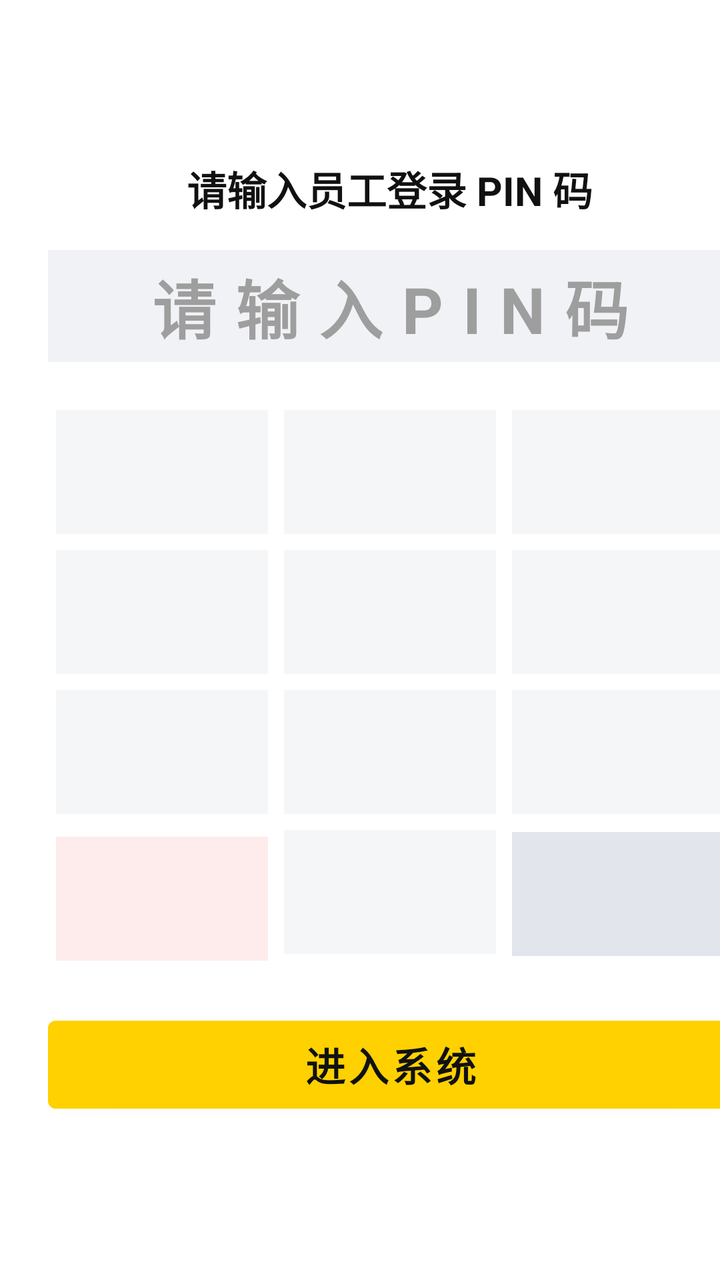
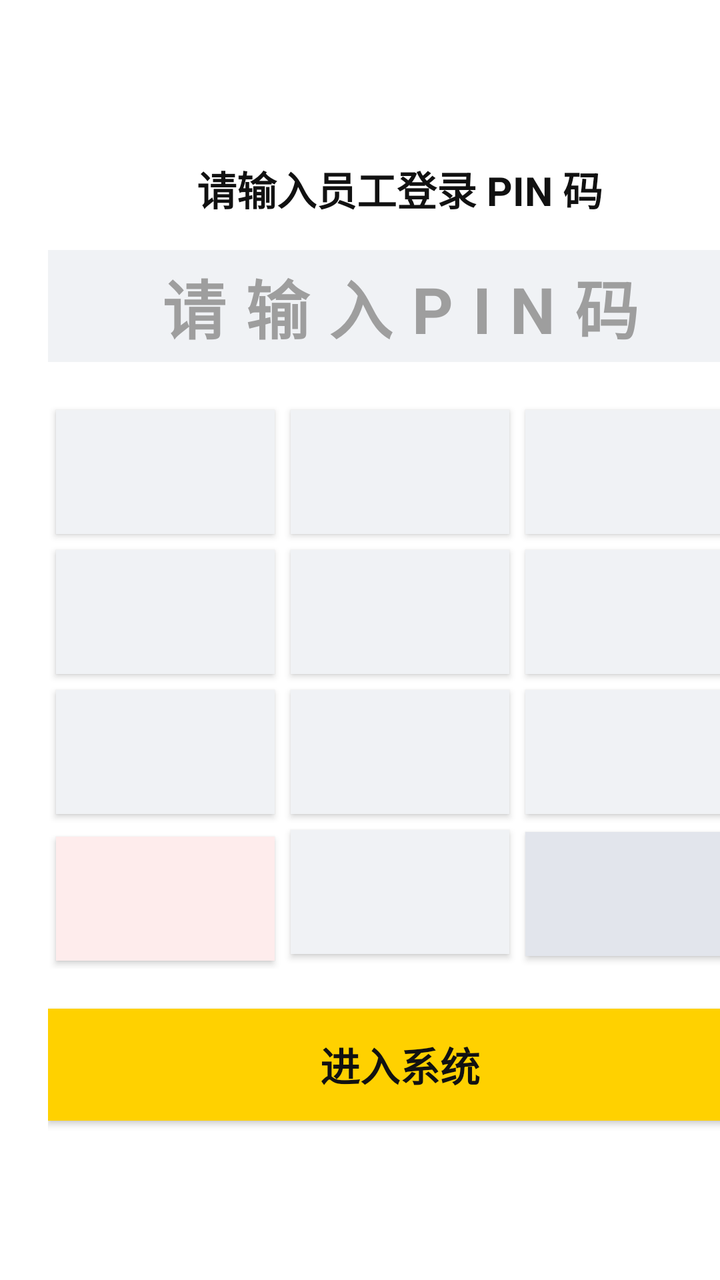

Two renders of the same Android screen: before a commit and after it. Below are the layout's source before the change and the commit's diff.
<!-- AndroidManifest.xml: application theme Theme.MeituanPosLite -->
<!-- res/layout/activity_login.xml -->
<?xml version="1.0" encoding="utf-8"?>
<LinearLayout xmlns:android="http://schemas.android.com/apk/res/android"
    android:layout_width="match_parent"
    android:layout_height="match_parent"
    android:orientation="horizontal"
    android:background="#1B202E">

    
    <LinearLayout
        android:layout_width="0dp"
        android:layout_height="match_parent"
        android:layout_weight="1"
        android:gravity="center"
        android:orientation="vertical"
        android:padding="32dp">

        <TextView
            android:layout_width="wrap_content"
            android:layout_height="wrap_content"
            android:text="美团收银 (青春版)"
            android:textColor="#FFD100"
            android:textSize="36sp"
            android:textStyle="bold" />

        <TextView
            android:layout_width="wrap_content"
            android:layout_height="wrap_content"
            android:layout_marginTop="16dp"
            android:text="纯本地单机版 | 堂食桌台与快餐系统"
            android:textColor="#A0A5BA"
            android:textSize="18sp" />

        <TextView
            android:layout_width="wrap_content"
            android:layout_height="wrap_content"
            android:layout_marginTop="28dp"
            android:text="初始账号密码：\n店长 PIN: 888888\n收银员 PIN: 1234\n(支持触摸点击或电脑键盘直接输入)"
            android:textColor="#7A819B"
            android:textSize="15sp"
            android:gravity="center"
            android:lineSpacingExtra="6dp"/>
    </LinearLayout>

    
    <LinearLayout
        android:layout_width="390dp"
        android:layout_height="match_parent"
        android:gravity="center"
        android:orientation="vertical"
        android:background="#FFFFFF"
        android:padding="24dp">

        <TextView
            android:layout_width="wrap_content"
            android:layout_height="wrap_content"
            android:text="请输入员工登录 PIN 码"
            android:textColor="#111111"
            android:textSize="20sp"
            android:textStyle="bold" />

        <TextView
            android:id="@+id/tvPinDisplay"
            android:layout_width="match_parent"
            android:layout_height="56dp"
            android:layout_marginTop="16dp"
            android:background="#F0F2F5"
            android:gravity="center"
            android:hint="请输入PIN码"
            android:textColorHint="#9E9E9E"
            android:textColor="#000000"
            android:textSize="32sp"
            android:textStyle="bold"
            android:letterSpacing="0.3" />

        
        <GridLayout
            android:layout_width="match_parent"
            android:layout_height="wrap_content"
            android:layout_marginTop="20dp"
            android:columnCount="3">

            <TextView android:id="@+id/btn1" text="1" android:layout_width="0dp" android:layout_columnWeight="1" android:layout_height="62dp" android:layout_margin="4dp" android:gravity="center" android:textSize="28sp" android:textStyle="bold" android:textColor="#111111" android:background="#F5F6F8" android:clickable="true" android:focusable="true"/>
            <TextView android:id="@+id/btn2" text="2" android:layout_width="0dp" android:layout_columnWeight="1" android:layout_height="62dp" android:layout_margin="4dp" android:gravity="center" android:textSize="28sp" android:textStyle="bold" android:textColor="#111111" android:background="#F5F6F8" android:clickable="true" android:focusable="true"/>
            <TextView android:id="@+id/btn3" text="3" android:layout_width="0dp" android:layout_columnWeight="1" android:layout_height="62dp" android:layout_margin="4dp" android:gravity="center" android:textSize="28sp" android:textStyle="bold" android:textColor="#111111" android:background="#F5F6F8" android:clickable="true" android:focusable="true"/>

            <TextView android:id="@+id/btn4" text="4" android:layout_width="0dp" android:layout_columnWeight="1" android:layout_height="62dp" android:layout_margin="4dp" android:gravity="center" android:textSize="28sp" android:textStyle="bold" android:textColor="#111111" android:background="#F5F6F8" android:clickable="true" android:focusable="true"/>
            <TextView android:id="@+id/btn5" text="5" android:layout_width="0dp" android:layout_columnWeight="1" android:layout_height="62dp" android:layout_margin="4dp" android:gravity="center" android:textSize="28sp" android:textStyle="bold" android:textColor="#111111" android:background="#F5F6F8" android:clickable="true" android:focusable="true"/>
            <TextView android:id="@+id/btn6" text="6" android:layout_width="0dp" android:layout_columnWeight="1" android:layout_height="62dp" android:layout_margin="4dp" android:gravity="center" android:textSize="28sp" android:textStyle="bold" android:textColor="#111111" android:background="#F5F6F8" android:clickable="true" android:focusable="true"/>

            <TextView android:id="@+id/btn7" text="7" android:layout_width="0dp" android:layout_columnWeight="1" android:layout_height="62dp" android:layout_margin="4dp" android:gravity="center" android:textSize="28sp" android:textStyle="bold" android:textColor="#111111" android:background="#F5F6F8" android:clickable="true" android:focusable="true"/>
            <TextView android:id="@+id/btn8" text="8" android:layout_width="0dp" android:layout_columnWeight="1" android:layout_height="62dp" android:layout_margin="4dp" android:gravity="center" android:textSize="28sp" android:textStyle="bold" android:textColor="#111111" android:background="#F5F6F8" android:clickable="true" android:focusable="true"/>
            <TextView android:id="@+id/btn9" text="9" android:layout_width="0dp" android:layout_columnWeight="1" android:layout_height="62dp" android:layout_margin="4dp" android:gravity="center" android:textSize="28sp" android:textStyle="bold" android:textColor="#111111" android:background="#F5F6F8" android:clickable="true" android:focusable="true"/>

            <TextView android:id="@+id/btnClear" text="清空" android:layout_width="0dp" android:layout_columnWeight="1" android:layout_height="62dp" android:layout_margin="4dp" android:gravity="center" android:textSize="20sp" android:textStyle="bold" android:textColor="#FF3B30" android:background="#FEECEC" android:clickable="true" android:focusable="true"/>
            <TextView android:id="@+id/btn0" text="0" android:layout_width="0dp" android:layout_columnWeight="1" android:layout_height="62dp" android:layout_margin="4dp" android:gravity="center" android:textSize="28sp" android:textStyle="bold" android:textColor="#111111" android:background="#F5F6F8" android:clickable="true" android:focusable="true"/>
            <TextView android:id="@+id/btnDelete" text="←" android:layout_width="0dp" android:layout_columnWeight="1" android:layout_height="62dp" android:layout_margin="4dp" android:gravity="center" android:textSize="26sp" android:textStyle="bold" android:textColor="#111111" android:background="#E2E5EC" android:clickable="true" android:focusable="true"/>
        </GridLayout>

        <Button
            android:id="@+id/btnLogin"
            android:layout_width="match_parent"
            android:layout_height="56dp"
            android:layout_marginTop="20dp"
            android:text="进入系统"
            android:textStyle="bold"
            android:textSize="20sp"
            android:backgroundTint="#FFD100"
            android:textColor="#111111"/>
    </LinearLayout>
</LinearLayout>
<!-- resources referenced by this layout -->
<resources>
  <style name="Theme.MeituanPosLite" parent="Theme.MaterialComponents.Light.NoActionBar">
          <item name="colorPrimary">@color/meituan_yellow</item>
          <item name="colorSecondary">#333333</item>
          <item name="android:statusBarColor">#FFD100</item>
      </style>
  <color name="meituan_yellow">#FFD100</color>
</resources>

<!-- the commit's change to res/layout/activity_login.xml (unified diff, before → after) -->
@@ -43,7 +43,7 @@
 
     
     <LinearLayout
-        android:layout_width="390dp"
+        android:layout_width="400dp"
         android:layout_height="match_parent"
         android:gravity="center"
         android:orientation="vertical"
@@ -79,24 +79,24 @@
             android:layout_marginTop="20dp"
             android:columnCount="3">
 
-            <TextView android:id="@+id/btn1" text="1" android:layout_width="0dp" android:layout_columnWeight="1" android:layout_height="62dp" android:layout_margin="4dp" android:gravity="center" android:textSize="28sp" android:textStyle="bold" android:textColor="#111111" android:background="#F5F6F8" android:clickable="true" android:focusable="true"/>
-            <TextView android:id="@+id/btn2" text="2" android:layout_width="0dp" android:layout_columnWeight="1" android:layout_height="62dp" android:layout_margin="4dp" android:gravity="center" android:textSize="28sp" android:textStyle="bold" android:textColor="#111111" android:background="#F5F6F8" android:clickable="true" android:focusable="true"/>
-            <TextView android:id="@+id/btn3" text="3" android:layout_width="0dp" android:layout_columnWeight="1" android:layout_height="62dp" android:layout_margin="4dp" android:gravity="center" android:textSize="28sp" android:textStyle="bold" android:textColor="#111111" android:background="#F5F6F8" android:clickable="true" android:focusable="true"/>
+            <androidx.appcompat.widget.AppCompatButton android:id="@+id/btn1" text="1" android:layout_width="0dp" android:layout_columnWeight="1" android:layout_height="62dp" android:layout_margin="4dp" android:textSize="28sp" android:textStyle="bold" android:textColor="#000000" android:background="#F0F2F5"/>
+            <androidx.appcompat.widget.AppCompatButton android:id="@+id/btn2" text="2" android:layout_width="0dp" android:layout_columnWeight="1" android:layout_height="62dp" android:layout_margin="4dp" android:textSize="28sp" android:textStyle="bold" android:textColor="#000000" android:background="#F0F2F5"/>
+            <androidx.appcompat.widget.AppCompatButton android:id="@+id/btn3" text="3" android:layout_width="0dp" android:layout_columnWeight="1" android:layout_height="62dp" android:layout_margin="4dp" android:textSize="28sp" android:textStyle="bold" android:textColor="#000000" android:background="#F0F2F5"/>
 
-            <TextView android:id="@+id/btn4" text="4" android:layout_width="0dp" android:layout_columnWeight="1" android:layout_height="62dp" android:layout_margin="4dp" android:gravity="center" android:textSize="28sp" android:textStyle="bold" android:textColor="#111111" android:background="#F5F6F8" android:clickable="true" android:focusable="true"/>
-            <TextView android:id="@+id/btn5" text="5" android:layout_width="0dp" android:layout_columnWeight="1" android:layout_height="62dp" android:layout_margin="4dp" android:gravity="center" android:textSize="28sp" android:textStyle="bold" android:textColor="#111111" android:background="#F5F6F8" android:clickable="true" android:focusable="true"/>
-            <TextView android:id="@+id/btn6" text="6" android:layout_width="0dp" android:layout_columnWeight="1" android:layout_height="62dp" android:layout_margin="4dp" android:gravity="center" android:textSize="28sp" android:textStyle="bold" android:textColor="#111111" android:background="#F5F6F8" android:clickable="true" android:focusable="true"/>
+            <androidx.appcompat.widget.AppCompatButton android:id="@+id/btn4" text="4" android:layout_width="0dp" android:layout_columnWeight="1" android:layout_height="62dp" android:layout_margin="4dp" android:textSize="28sp" android:textStyle="bold" android:textColor="#000000" android:background="#F0F2F5"/>
+            <androidx.appcompat.widget.AppCompatButton android:id="@+id/btn5" text="5" android:layout_width="0dp" android:layout_columnWeight="1" android:layout_height="62dp" android:layout_margin="4dp" android:textSize="28sp" android:textStyle="bold" android:textColor="#000000" android:background="#F0F2F5"/>
+            <androidx.appcompat.widget.AppCompatButton android:id="@+id/btn6" text="6" android:layout_width="0dp" android:layout_columnWeight="1" android:layout_height="62dp" android:layout_margin="4dp" android:textSize="28sp" android:textStyle="bold" android:textColor="#000000" android:background="#F0F2F5"/>
 
-            <TextView android:id="@+id/btn7" text="7" android:layout_width="0dp" android:layout_columnWeight="1" android:layout_height="62dp" android:layout_margin="4dp" android:gravity="center" android:textSize="28sp" android:textStyle="bold" android:textColor="#111111" android:background="#F5F6F8" android:clickable="true" android:focusable="true"/>
-            <TextView android:id="@+id/btn8" text="8" android:layout_width="0dp" android:layout_columnWeight="1" android:layout_height="62dp" android:layout_margin="4dp" android:gravity="center" android:textSize="28sp" android:textStyle="bold" android:textColor="#111111" android:background="#F5F6F8" android:clickable="true" android:focusable="true"/>
-            <TextView android:id="@+id/btn9" text="9" android:layout_width="0dp" android:layout_columnWeight="1" android:layout_height="62dp" android:layout_margin="4dp" android:gravity="center" android:textSize="28sp" android:textStyle="bold" android:textColor="#111111" android:background="#F5F6F8" android:clickable="true" android:focusable="true"/>
+            <androidx.appcompat.widget.AppCompatButton android:id="@+id/btn7" text="7" android:layout_width="0dp" android:layout_columnWeight="1" android:layout_height="62dp" android:layout_margin="4dp" android:textSize="28sp" android:textStyle="bold" android:textColor="#000000" android:background="#F0F2F5"/>
+            <androidx.appcompat.widget.AppCompatButton android:id="@+id/btn8" text="8" android:layout_width="0dp" android:layout_columnWeight="1" android:layout_height="62dp" android:layout_margin="4dp" android:textSize="28sp" android:textStyle="bold" android:textColor="#000000" android:background="#F0F2F5"/>
+            <androidx.appcompat.widget.AppCompatButton android:id="@+id/btn9" text="9" android:layout_width="0dp" android:layout_columnWeight="1" android:layout_height="62dp" android:layout_margin="4dp" android:textSize="28sp" android:textStyle="bold" android:textColor="#000000" android:background="#F0F2F5"/>
 
-            <TextView android:id="@+id/btnClear" text="清空" android:layout_width="0dp" android:layout_columnWeight="1" android:layout_height="62dp" android:layout_margin="4dp" android:gravity="center" android:textSize="20sp" android:textStyle="bold" android:textColor="#FF3B30" android:background="#FEECEC" android:clickable="true" android:focusable="true"/>
-            <TextView android:id="@+id/btn0" text="0" android:layout_width="0dp" android:layout_columnWeight="1" android:layout_height="62dp" android:layout_margin="4dp" android:gravity="center" android:textSize="28sp" android:textStyle="bold" android:textColor="#111111" android:background="#F5F6F8" android:clickable="true" android:focusable="true"/>
-            <TextView android:id="@+id/btnDelete" text="←" android:layout_width="0dp" android:layout_columnWeight="1" android:layout_height="62dp" android:layout_margin="4dp" android:gravity="center" android:textSize="26sp" android:textStyle="bold" android:textColor="#111111" android:background="#E2E5EC" android:clickable="true" android:focusable="true"/>
+            <androidx.appcompat.widget.AppCompatButton android:id="@+id/btnClear" text="清空" android:layout_width="0dp" android:layout_columnWeight="1" android:layout_height="62dp" android:layout_margin="4dp" android:textSize="20sp" android:textStyle="bold" android:textColor="#FF3B30" android:background="#FEECEC"/>
+            <androidx.appcompat.widget.AppCompatButton android:id="@+id/btn0" text="0" android:layout_width="0dp" android:layout_columnWeight="1" android:layout_height="62dp" android:layout_margin="4dp" android:textSize="28sp" android:textStyle="bold" android:textColor="#000000" android:background="#F0F2F5"/>
+            <androidx.appcompat.widget.AppCompatButton android:id="@+id/btnDelete" text="←" android:layout_width="0dp" android:layout_columnWeight="1" android:layout_height="62dp" android:layout_margin="4dp" android:textSize="26sp" android:textStyle="bold" android:textColor="#000000" android:background="#E2E5EC"/>
         </GridLayout>
 
-        <Button
+        <androidx.appcompat.widget.AppCompatButton
             android:id="@+id/btnLogin"
             android:layout_width="match_parent"
             android:layout_height="56dp"
@@ -104,7 +104,7 @@
             android:text="进入系统"
             android:textStyle="bold"
             android:textSize="20sp"
-            android:backgroundTint="#FFD100"
+            android:background="#FFD100"
             android:textColor="#111111"/>
     </LinearLayout>
 </LinearLayout>
